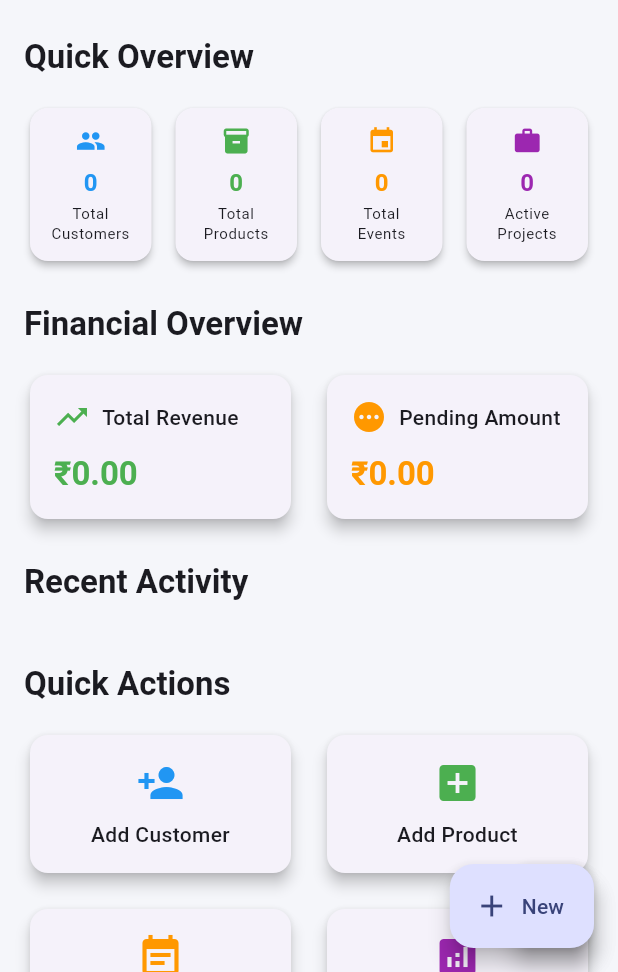
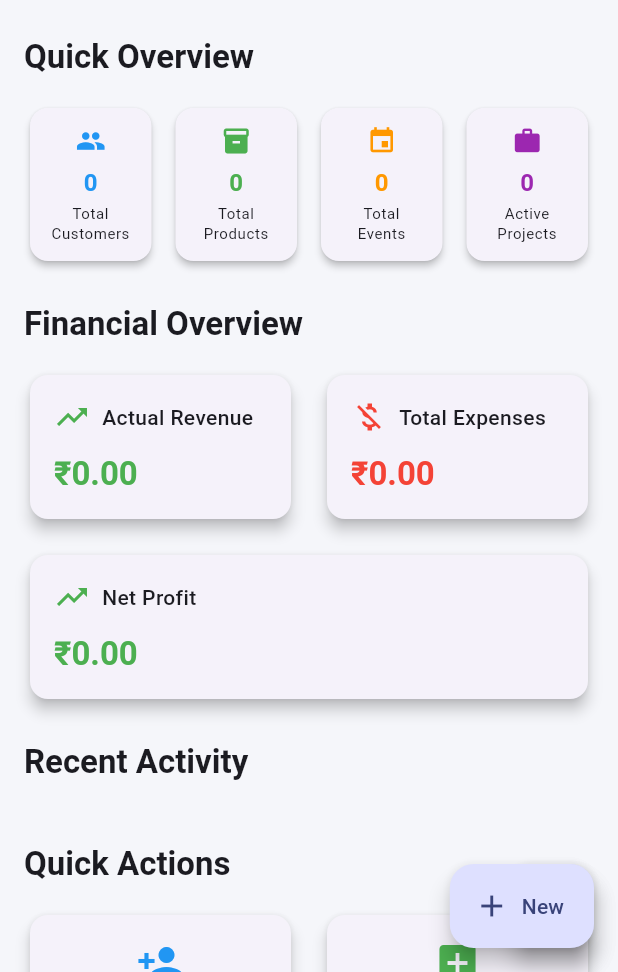
Before and after one commit to Fcatilizer/bookkeep, a Flutter app: the screen it shows after launch, on a phone screen of 412 x 824 dp, the part 264-1236 px from its top. Run offline on Flutter 3.47's test engine with Material 3 defaults, Android fonts, the phone set to English and light mode, and no system bars; our stand-ins replace csv, file_picker, pdf, shared_preferences, sqflite, sqflite_common_ffi; accounts and stored records are empty.

Commit message:
Fixed Dashboard Financial Cards

```diff
--- a/lib/pages/dashboard.dart
+++ b/lib/pages/dashboard.dart
@@ -33,8 +33,9 @@ class _DashboardPageState extends State<DashboardPage> {
   int _totalProducts = 0;
   int _totalEvents = 0;
   int _totalCustomerEvents = 0;
-  double _totalRevenue = 0.0;
-  double _pendingAmount = 0.0;
+  double _actualRevenue = 0.0;
+  double _totalExpenses = 0.0;
+  double _netProfit = 0.0;
 
   // Recent data
   List<Event> _recentEvents = [];
@@ -73,13 +74,13 @@ class _DashboardPageState extends State<DashboardPage> {
         _totalCustomerEvents = customerEvents.length;
 
         // Calculate financial metrics
-        _totalRevenue = customerEvents.fold(
-          0.0,
-          (sum, event) => sum + event.agreedAmount,
-        );
-        _pendingAmount = customerEvents
-            .where((event) => event.status != 'completed')
+        _actualRevenue = customerEvents
+            .where((event) => event.status == 'completed')
             .fold(0.0, (sum, event) => sum + event.agreedAmount);
+
+        _totalExpenses = events.fold(0.0, (sum, event) => sum + event.amount);
+
+        _netProfit = _actualRevenue - _totalExpenses;
 
         // Recent data (last 5 items)
         _recentEvents = events.take(5).toList();
@@ -239,8 +240,8 @@ class _DashboardPageState extends State<DashboardPage> {
                 children: [
                   Expanded(
                     child: _buildFinancialCard(
-                      'Total Revenue',
-                      '₹${_totalRevenue.toStringAsFixed(2)}',
+                      'Actual Revenue',
+                      '₹${_actualRevenue.toStringAsFixed(2)}',
                       Icons.trending_up,
                       Colors.green,
                     ),
@@ -248,13 +249,23 @@ class _DashboardPageState extends State<DashboardPage> {
                   const SizedBox(width: 16),
                   Expanded(
                     child: _buildFinancialCard(
-                      'Pending Amount',
-                      '₹${_pendingAmount.toStringAsFixed(2)}',
-                      Icons.pending,
-                      Colors.orange,
+                      'Total Expenses',
+                      '₹${_totalExpenses.toStringAsFixed(2)}',
+                      Icons.money_off,
+                      Colors.red,
                     ),
                   ),
                 ],
+              ),
+
+              const SizedBox(height: 16),
+
+              // Net Profit Card (full width)
+              _buildFinancialCard(
+                'Net Profit',
+                '₹${_netProfit.toStringAsFixed(2)}',
+                _netProfit >= 0 ? Icons.trending_up : Icons.trending_down,
+                _netProfit >= 0 ? Colors.green : Colors.red,
               ),
 
               const SizedBox(height: 24),
--- a/pubspec.yaml
+++ b/pubspec.yaml
@@ -42,8 +42,8 @@ dependencies:
   webview_flutter: ^4.8.0
   shared_preferences: ^2.3.2
   csv: ^6.0.0
-  file_picker: ^8.1.2
-  permission_handler: ^11.3.1
+  file_picker: ^10.3.3
+  permission_handler: ^12.0.1
 
 dev_dependencies:
   flutter_test:
```
Also changed, not shown: pubspec.lock.
